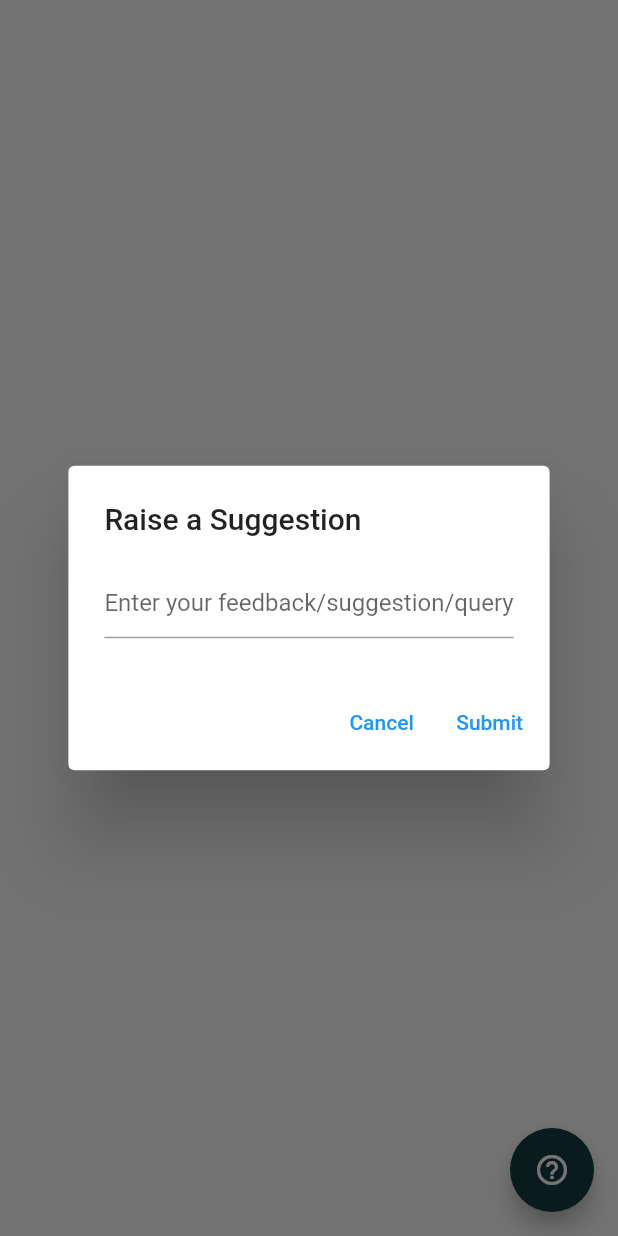
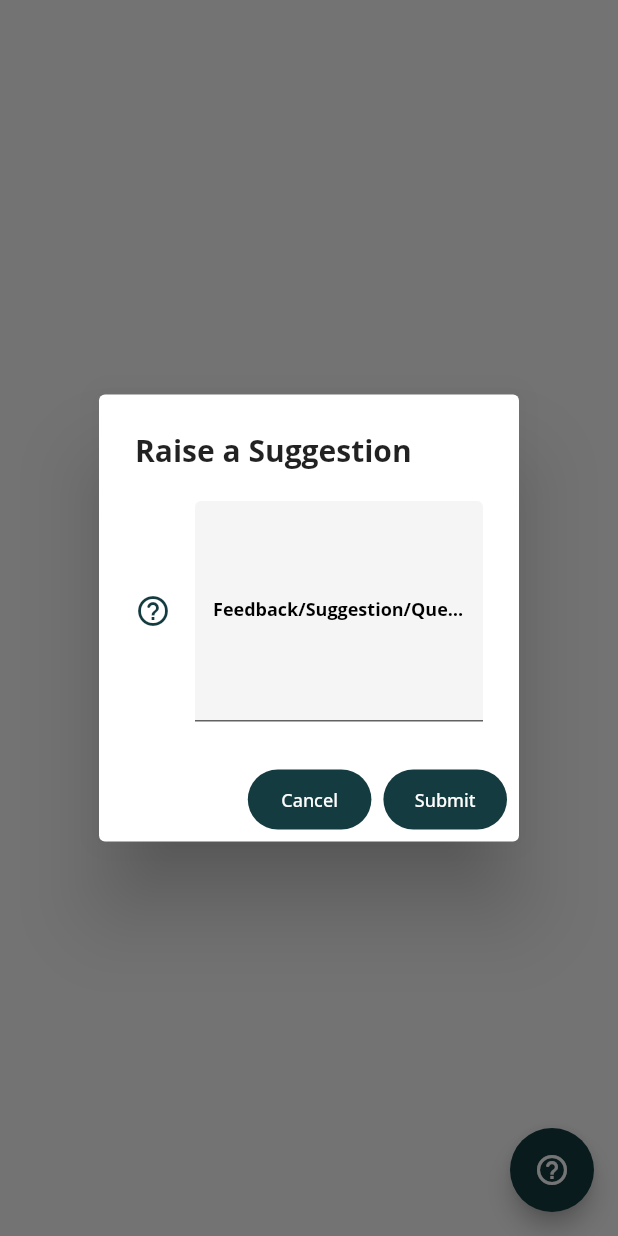
Before and after one commit to Aficionado45/aadhar_address, a Flutter app: the biometric screen opened by its route, after a tap on the "help outline" icon, on a phone screen of 412 x 824 dp. Run offline on Flutter 3.47's test engine with Material 2 defaults, Android fonts, the light colour scheme and no system bars; our stand-ins replace cloud_firestore, firebase_core, firebase_storage, image_cropper, image_picker, location and 1 more; missing offline and left inert: firebase_ml_vision, geocoder; accounts and stored records are empty; project files that could hold a hidden picture were left out; key blocks and very long unbroken strings in the code were emptied for the run.

Commit message:
Feedback Form done

```diff
--- a/lib/utils/feedback_form.dart
+++ b/lib/utils/feedback_form.dart
@@ -22,27 +22,76 @@ Future<void> getFeedback(BuildContext context) {
     builder: (BuildContext context) => AlertDialog(
       title: Text(
         'Raise a Suggestion',
+        style: TextStyle(
+          fontWeight: FontWeight.bold,
+          fontFamily: 'Open Sans'
+        ),
       ),
       content: TextField(
+        maxLines: 5,
         decoration: InputDecoration(
-          hintText: 'Enter your feedback/suggestion/query',
+          filled: true,
+          focusColor: Colors.black,
+          icon: Icon(
+            Icons.help_outline_rounded,
+            color: Color(0xFF143B40),
+          ),
+          labelText: 'Feedback/Suggestion/Query',
+          labelStyle: TextStyle(
+            color: Colors.black,
+            fontWeight: FontWeight.bold,
+            fontFamily: 'Open Sans',
+            fontSize: 12,
+          ),
+          // hintText: 'Enter your feedback/suggestion/query',
+        ),
+        style: TextStyle(
+          fontFamily: 'Open Sans',
+          fontWeight: FontWeight.bold
         ),
         onChanged: (val) {
           feedback = val;
         },
       ),
       actions: [
-        TextButton(
+        Container(
+          decoration: BoxDecoration(
+            color: Color(0xFF143B40),
+            borderRadius: BorderRadius.all(Radius.circular(20)),
+          ),
+          alignment: FractionalOffset.center,
+          width: MediaQuery.of(context).size.width / 5,
+          height: 40,
+          child: FlatButton(
             child: Text(
               'Cancel',
+              style: TextStyle(
+                color: Colors.white,
+                fontFamily: 'Open Sans',
+                fontSize: 12
+              ),
             ),
             onPressed: () {
               Navigator.pop(context);
             },
           ),
-        TextButton(
+        ),
+        Container(
+          decoration: BoxDecoration(
+            color: Color(0xFF143B40),
+            borderRadius: BorderRadius.all(Radius.circular(20)),
+          ),
+          alignment: FractionalOffset.center,
+          width: MediaQuery.of(context).size.width / 5,
+          height: 40,
+          child: FlatButton(
             child: Text(
               'Submit',
+              style: TextStyle(
+                fontFamily: 'Open Sans',
+                color: Colors.white,
+                fontSize: 12
+              ),
             ),
             onPressed: () async {
               if (feedback != '') {
@@ -50,6 +99,7 @@ Future<void> getFeedback(BuildContext context) {
               }
               Navigator.pop(context);
             },
+          ),
         )
       ],
     ),
```
Also changed, not shown: pubspec.lock. Lines whose indentation alone changed are shown as unchanged.
